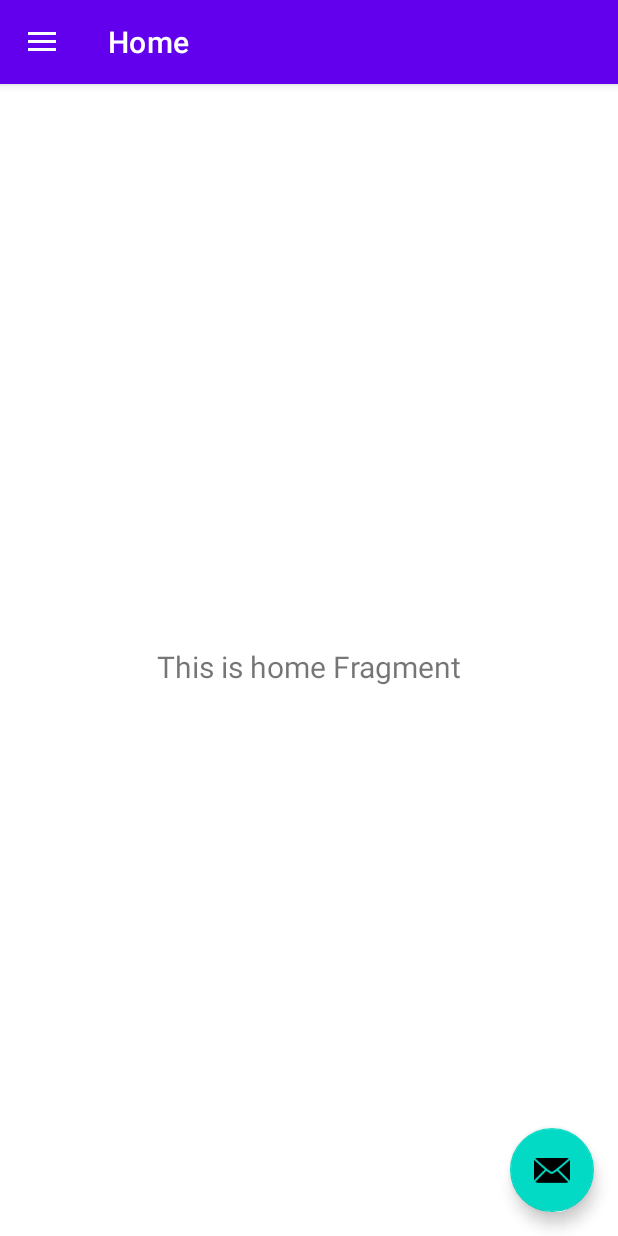
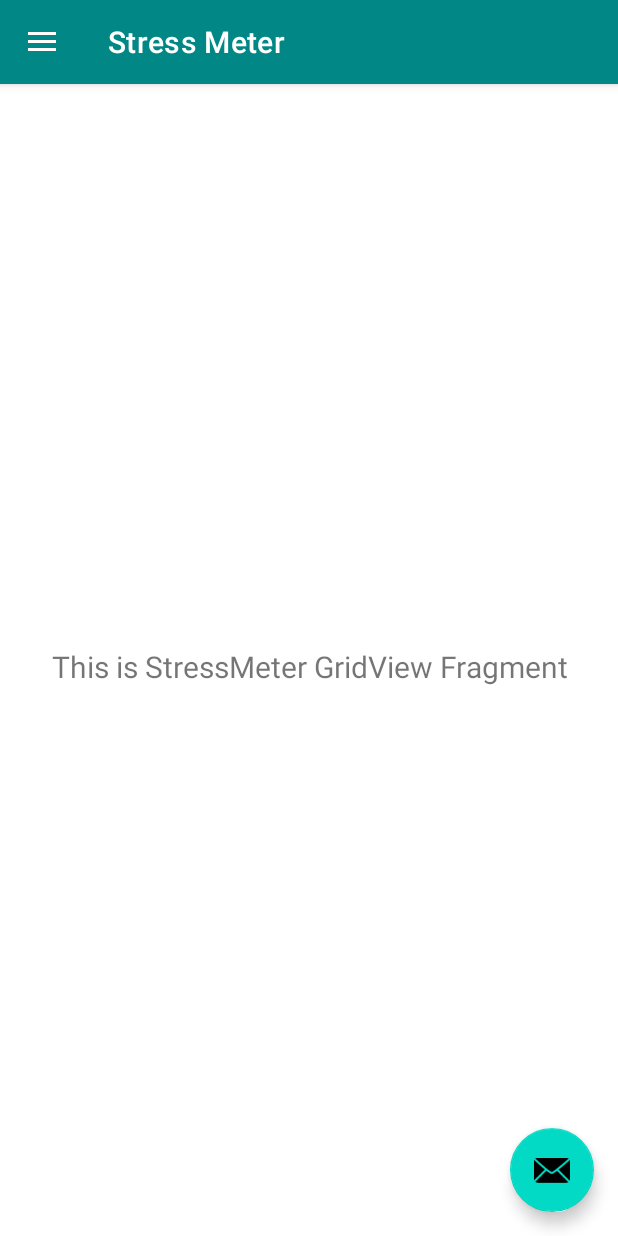
Before and after one commit to AyushArora10hg/StressMeter---CMPT362, an Android app: the screen it shows after launch (MainActivity), on a phone screen of 412 x 824 dp. Run offline under Robolectric (Android 15) with nearby library versions, the phone set to English and light mode, and no system bars; our stand-ins replace navigation-ui.

Commit message:
rnamed everything

```diff
--- a/app/src/main/java/ca/sfu/cmpt362/ayusharora/stressmeter/ui/home/HomeFragment.kt
+++ b/app/src/main/java/ca/sfu/cmpt362/ayusharora/stressmeter/ui/results/ResultsFragment.kt
@@ -1,4 +1,4 @@
-package ca.sfu.cmpt362.ayusharora.stressmeter.ui.home
+package ca.sfu.cmpt362.ayusharora.stressmeter.ui.results
 
 import android.os.Bundle
 import android.view.LayoutInflater
@@ -7,11 +7,11 @@ import android.view.ViewGroup
 import android.widget.TextView
 import androidx.fragment.app.Fragment
 import androidx.lifecycle.ViewModelProvider
-import ca.sfu.cmpt362.ayusharora.stressmeter.databinding.FragmentHomeBinding
+import ca.sfu.cmpt362.ayusharora.stressmeter.databinding.FragmentResultsBinding
 
-class HomeFragment : Fragment() {
+class ResultsFragment : Fragment() {
 
-    private var _binding: FragmentHomeBinding? = null
+    private var _binding: FragmentResultsBinding? = null
 
     // This property is only valid between onCreateView and
     // onDestroyView.
@@ -22,14 +22,14 @@ class HomeFragment : Fragment() {
         container: ViewGroup?,
         savedInstanceState: Bundle?
     ): View {
-        val homeViewModel =
-            ViewModelProvider(this).get(HomeViewModel::class.java)
+        val resultsViewModel =
+            ViewModelProvider(this).get(ResultsViewModel::class.java)
 
-        _binding = FragmentHomeBinding.inflate(inflater, container, false)
+        _binding = FragmentResultsBinding.inflate(inflater, container, false)
         val root: View = binding.root
 
-        val textView: TextView = binding.textHome
-        homeViewModel.text.observe(viewLifecycleOwner) {
+        val textView: TextView = binding.textGallery
+        resultsViewModel.text.observe(viewLifecycleOwner) {
             textView.text = it
         }
         return root
--- a/app/src/main/java/ca/sfu/cmpt362/ayusharora/stressmeter/ui/gallery/GalleryViewModel.kt
+++ b/app/src/main/java/ca/sfu/cmpt362/ayusharora/stressmeter/ui/results/ResultsViewModel.kt
@@ -1,13 +1,13 @@
-package ca.sfu.cmpt362.ayusharora.stressmeter.ui.gallery
+package ca.sfu.cmpt362.ayusharora.stressmeter.ui.results
 
 import androidx.lifecycle.LiveData
 import androidx.lifecycle.MutableLiveData
 import androidx.lifecycle.ViewModel
 
-class GalleryViewModel : ViewModel() {
+class ResultsViewModel : ViewModel() {
 
     private val _text = MutableLiveData<String>().apply {
-        value = "This is gallery Fragment"
+        value = "This is Results Fragment"
     }
     val text: LiveData<String> = _text
 }
--- a/app/src/main/java/ca/sfu/cmpt362/ayusharora/stressmeter/ui/gallery/GalleryFragment.kt
+++ b/app/src/main/java/ca/sfu/cmpt362/ayusharora/stressmeter/ui/stressmeter/StressMeterFragment.kt
@@ -1,4 +1,4 @@
-package ca.sfu.cmpt362.ayusharora.stressmeter.ui.gallery
+package ca.sfu.cmpt362.ayusharora.stressmeter.ui.stressmeter
 
 import android.os.Bundle
 import android.view.LayoutInflater
@@ -7,11 +7,11 @@ import android.view.ViewGroup
 import android.widget.TextView
 import androidx.fragment.app.Fragment
 import androidx.lifecycle.ViewModelProvider
-import ca.sfu.cmpt362.ayusharora.stressmeter.databinding.FragmentGalleryBinding
+import ca.sfu.cmpt362.ayusharora.stressmeter.databinding.FragmentStressMeterBinding
 
-class GalleryFragment : Fragment() {
+class StressMeterFragment : Fragment() {
 
-    private var _binding: FragmentGalleryBinding? = null
+    private var _binding: FragmentStressMeterBinding? = null
 
     // This property is only valid between onCreateView and
     // onDestroyView.
@@ -22,14 +22,14 @@ class GalleryFragment : Fragment() {
         container: ViewGroup?,
         savedInstanceState: Bundle?
     ): View {
-        val galleryViewModel =
-            ViewModelProvider(this).get(GalleryViewModel::class.java)
+        val stressMeterViewModel =
+            ViewModelProvider(this).get(StressMeterViewModel::class.java)
 
-        _binding = FragmentGalleryBinding.inflate(inflater, container, false)
+        _binding = FragmentStressMeterBinding.inflate(inflater, container, false)
         val root: View = binding.root
 
-        val textView: TextView = binding.textGallery
-        galleryViewModel.text.observe(viewLifecycleOwner) {
+        val textView: TextView = binding.textHome
+        stressMeterViewModel.text.observe(viewLifecycleOwner) {
             textView.text = it
         }
         return root
--- a/app/src/main/java/ca/sfu/cmpt362/ayusharora/stressmeter/ui/home/HomeViewModel.kt
+++ b/app/src/main/java/ca/sfu/cmpt362/ayusharora/stressmeter/ui/stressmeter/StressMeterViewModel.kt
@@ -1,13 +1,13 @@
-package ca.sfu.cmpt362.ayusharora.stressmeter.ui.home
+package ca.sfu.cmpt362.ayusharora.stressmeter.ui.stressmeter
 
 import androidx.lifecycle.LiveData
 import androidx.lifecycle.MutableLiveData
 import androidx.lifecycle.ViewModel
 
-class HomeViewModel : ViewModel() {
+class StressMeterViewModel : ViewModel() {
 
     private val _text = MutableLiveData<String>().apply {
-        value = "This is home Fragment"
+        value = "This is StressMeter GridView Fragment"
     }
     val text: LiveData<String> = _text
 }
--- a/app/src/main/res/layout/fragment_home.xml
+++ b/app/src/main/res/layout/fragment_results.xml
@@ -4,10 +4,10 @@
     xmlns:tools="http://schemas.android.com/tools"
     android:layout_width="match_parent"
     android:layout_height="match_parent"
-    tools:context=".ui.home.HomeFragment">
+    tools:context=".ui.results.ResultsFragment">
 
     <TextView
-        android:id="@+id/text_home"
+        android:id="@+id/text_gallery"
         android:layout_width="match_parent"
         android:layout_height="wrap_content"
         android:layout_marginStart="8dp"
--- a/app/src/main/res/layout/fragment_gallery.xml
+++ b/app/src/main/res/layout/fragment_stress_meter.xml
@@ -4,10 +4,10 @@
     xmlns:tools="http://schemas.android.com/tools"
     android:layout_width="match_parent"
     android:layout_height="match_parent"
-    tools:context=".ui.gallery.GalleryFragment">
+    tools:context=".ui.stressmeter.StressMeterFragment">
 
     <TextView
-        android:id="@+id/text_gallery"
+        android:id="@+id/text_home"
         android:layout_width="match_parent"
         android:layout_height="wrap_content"
         android:layout_marginStart="8dp"
--- a/app/src/main/res/menu/activity_main_drawer.xml
+++ b/app/src/main/res/menu/activity_main_drawer.xml
@@ -7,10 +7,10 @@
         <item
             android:id="@+id/nav_home"
             android:icon="@drawable/ic_menu_camera"
-            android:title="@string/menu_home" />
+            android:title="@string/menu_stress_meter" />
         <item
             android:id="@+id/nav_gallery"
             android:icon="@drawable/ic_menu_gallery"
-            android:title="@string/menu_gallery" />
+            android:title="@string/menu_results" />
         </group>
 </menu>
--- a/app/src/main/res/navigation/mobile_navigation.xml
+++ b/app/src/main/res/navigation/mobile_navigation.xml
@@ -7,19 +7,14 @@
 
     <fragment
         android:id="@+id/nav_home"
-        android:name="ca.sfu.cmpt362.ayusharora.stressmeter.ui.home.HomeFragment"
-        android:label="@string/menu_home"
-        tools:layout="@layout/fragment_home" />
+        android:name="ca.sfu.cmpt362.ayusharora.stressmeter.ui.stressmeter.StressMeterFragment"
+        android:label="@string/menu_stress_meter"
+        tools:layout="@layout/fragment_stress_meter" />
 
     <fragment
         android:id="@+id/nav_gallery"
-        android:name="ca.sfu.cmpt362.ayusharora.stressmeter.ui.gallery.GalleryFragment"
-        android:label="@string/menu_gallery"
-        tools:layout="@layout/fragment_gallery" />
+        android:name="ca.sfu.cmpt362.ayusharora.stressmeter.ui.results.ResultsFragment"
+        android:label="@string/menu_results"
+        tools:layout="@layout/fragment_results" />
 
-    <fragment
-        android:id="@+id/nav_slideshow"
-        android:name="ca.sfu.cmpt362.ayusharora.stressmeter.ui.slideshow.SlideshowFragment"
-        android:label="@string/menu_slideshow"
-        tools:layout="@layout/fragment_slideshow" />
 </navigation>
--- a/app/src/main/res/values/strings.xml
+++ b/app/src/main/res/values/strings.xml
@@ -2,12 +2,7 @@
     <string name="app_name">StressMeter</string>
     <string name="navigation_drawer_open">Open navigation drawer</string>
     <string name="navigation_drawer_close">Close navigation drawer</string>
-    <string name="nav_header_title">Android Studio</string>
-    <string name="nav_header_subtitle">android.studio@android.com</string>
-    <string name="nav_header_desc">Navigation header</string>
-    <string name="action_settings">Settings</string>
 
-    <string name="menu_home">Home</string>
-    <string name="menu_gallery">Gallery</string>
-    <string name="menu_slideshow">Slideshow</string>
+    <string name="menu_stress_meter">Stress Meter</string>
+    <string name="menu_results">Results</string>
 </resources>
--- a/app/src/main/res/values/themes.xml
+++ b/app/src/main/res/values/themes.xml
@@ -2,8 +2,8 @@
     <!-- Base application theme. -->
     <style name="Theme.StressMeter" parent="Theme.MaterialComponents.DayNight.DarkActionBar">
         <!-- Primary brand color. -->
-        <item name="colorPrimary">@color/purple_500</item>
-        <item name="colorPrimaryVariant">@color/purple_700</item>
+        <item name="colorPrimary">@color/teal_700</item>
+        <item name="colorPrimaryVariant">@color/teal_200</item>
         <item name="colorOnPrimary">@color/white</item>
         <!-- Secondary brand color. -->
         <item name="colorSecondary">@color/teal_200</item>
```
